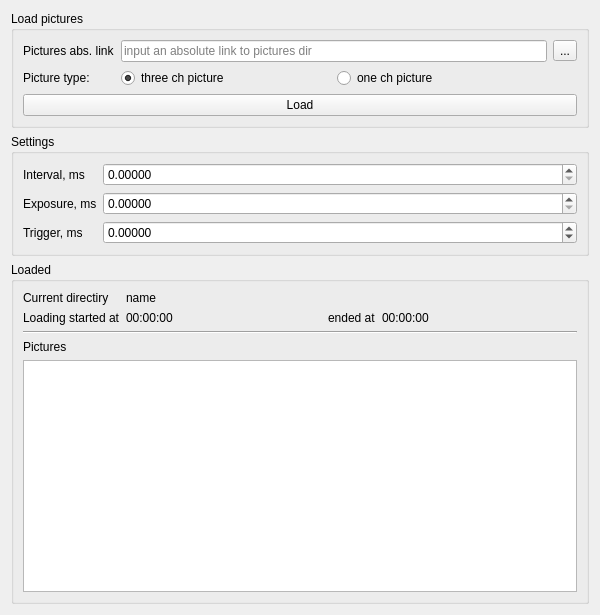
Above: loadPicturesUiDesign.ui from MikhailButs/He_multich_analysis before the change. Below: the same form after it.
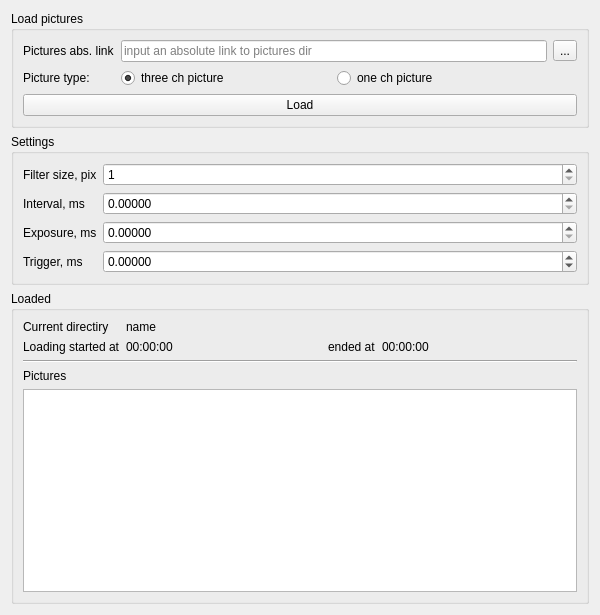
That is the form after the change.

Commit message: now can adjust filter size and max intensity

What changed in the file:
```diff
--- a/loadPicturesUiDesign.ui
+++ b/loadPicturesUiDesign.ui
@@ -87,14 +87,14 @@
       <string>Settings</string>
      </property>
      <layout class="QFormLayout" name="formLayout">
-      <item row="0" column="0">
+      <item row="1" column="0">
        <widget class="QLabel" name="label_2">
         <property name="text">
          <string>Interval, ms</string>
         </property>
        </widget>
       </item>
-      <item row="0" column="1">
+      <item row="1" column="1">
        <widget class="QDoubleSpinBox" name="interval_doubleSpinBox">
         <property name="decimals">
          <number>5</number>
@@ -107,14 +107,14 @@
         </property>
        </widget>
       </item>
-      <item row="1" column="0">
+      <item row="2" column="0">
        <widget class="QLabel" name="label_3">
         <property name="text">
          <string>Exposure, ms</string>
         </property>
        </widget>
       </item>
-      <item row="1" column="1">
+      <item row="2" column="1">
        <widget class="QDoubleSpinBox" name="exposure_doubleSpinBox">
         <property name="decimals">
          <number>5</number>
@@ -127,14 +127,14 @@
         </property>
        </widget>
       </item>
-      <item row="2" column="0">
+      <item row="3" column="0">
        <widget class="QLabel" name="label_4">
         <property name="text">
          <string>Trigger, ms</string>
         </property>
        </widget>
       </item>
-      <item row="2" column="1">
+      <item row="3" column="1">
        <widget class="QDoubleSpinBox" name="trigger_doubleSpinBox">
         <property name="decimals">
          <number>5</number>
@@ -150,6 +150,23 @@
         </property>
        </widget>
       </item>
+      <item row="0" column="0">
+       <widget class="QLabel" name="label_10">
+        <property name="text">
+         <string>Filter size, pix</string>
+        </property>
+       </widget>
+      </item>
+      <item row="0" column="1">
+       <widget class="QSpinBox" name="filter_spinBox">
+        <property name="minimum">
+         <number>1</number>
+        </property>
+        <property name="singleStep">
+         <number>2</number>
+        </property>
+       </widget>
+      </item>
      </layout>
     </widget>
    </item>
```
The commit also changes 5 other files.
